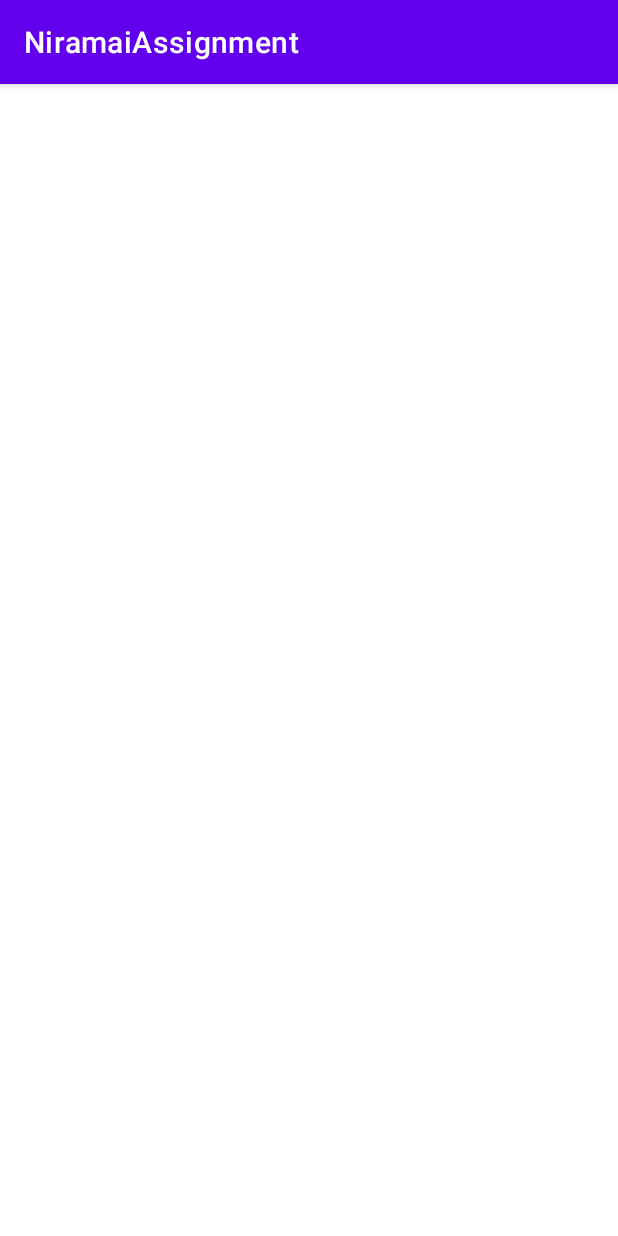
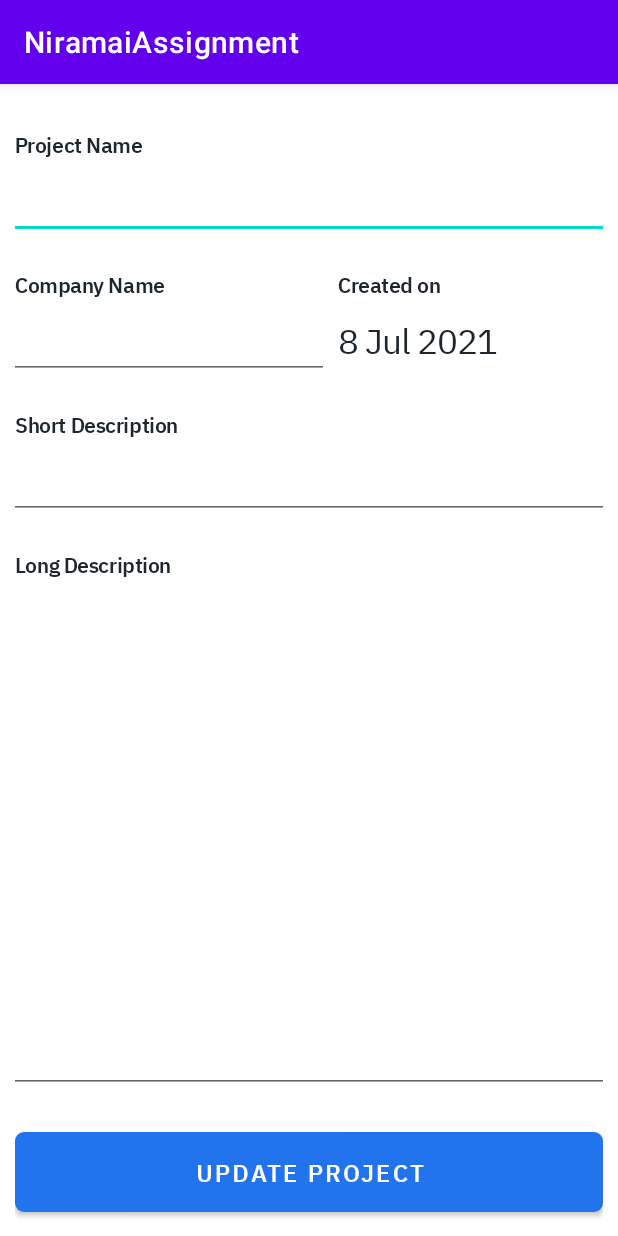
Before and after one commit to mohithaiyappa/NiramaiAssignment, an Android app: the screen it shows after launch (HomeActivity before the commit, UpdateDetailsActivity after it), on a phone screen of 412 x 824 dp. Run offline under Robolectric (Android 15) with nearby library versions, the phone set to English and light mode, and no system bars; our stand-ins replace Room's generated code.

Commit message:
:new: Update project feat added

```diff
--- a/app/build.gradle
+++ b/app/build.gradle
@@ -2,6 +2,7 @@ plugins {
     id 'com.android.application'
     id 'kotlin-android'
     id 'kotlin-kapt'
+    id 'kotlin-parcelize'
 }
 
 android {
@@ -47,6 +48,9 @@ dependencies {
     androidTestImplementation 'androidx.test.ext:junit:1.1.3'
     androidTestImplementation 'androidx.test.espresso:espresso-core:3.4.0'
 
+    def activity_version = "1.2.3"
+    implementation "androidx.activity:activity-ktx:$activity_version"
+
     // Room
     def room_version = "2.3.0"
     implementation "androidx.room:room-runtime:$room_version"
--- a/app/src/main/AndroidManifest.xml
+++ b/app/src/main/AndroidManifest.xml
@@ -10,6 +10,7 @@
         android:roundIcon="@mipmap/ic_launcher_round"
         android:supportsRtl="true"
         android:theme="@style/Theme.NiramaiAssignment">
+        <activity android:name=".ui.updatedetails.UpdateDetailsActivity"></activity>
         <activity android:name=".ui.HomeActivity">
             <intent-filter>
                 <action android:name="android.intent.action.MAIN" />
--- a/app/src/main/java/com/example/niramaiassignment/data/Project.kt
+++ b/app/src/main/java/com/example/niramaiassignment/data/Project.kt
@@ -1,13 +1,16 @@
 package com.example.niramaiassignment.data
 
+import android.os.Parcelable
 import androidx.room.*
+import kotlinx.parcelize.Parcelize
 import java.util.Date
 
 @Entity
+@Parcelize
 data class Project(
 
     @PrimaryKey(autoGenerate = true)
-    val uid: Long,
+    val uid: Long = 0,
 
     @ColumnInfo(name = "project_name")
     var projectName : String? = null,
@@ -23,7 +26,7 @@ data class Project(
 
     @ColumnInfo(name = "date_of_creation")
     var dateOfCreation  : Date? = null
-) {
+) : Parcelable {
     @Dao
     interface ProjectDao{
 
--- a/app/src/main/java/com/example/niramaiassignment/ui/HomeActivity.kt
+++ b/app/src/main/java/com/example/niramaiassignment/ui/HomeActivity.kt
@@ -1,10 +1,12 @@
 package com.example.niramaiassignment.ui
 
+import android.content.Intent
 import androidx.appcompat.app.AppCompatActivity
 import android.os.Bundle
 import androidx.recyclerview.widget.LinearLayoutManager
 import androidx.recyclerview.widget.RecyclerView
 import com.example.niramaiassignment.databinding.ActivityMainBinding
+import com.example.niramaiassignment.ui.updatedetails.UpdateDetailsActivity
 
 class HomeActivity : AppCompatActivity() {
 
@@ -22,5 +24,8 @@ class HomeActivity : AppCompatActivity() {
         // setup recyclerview
         projectRecyclerView.layoutManager = LinearLayoutManager(this)
         projectRecyclerView.adapter = ProjectsAdapter(context = this, projects = emptyList())
+
+        val i = Intent(this, UpdateDetailsActivity::class.java)
+        startActivity(i)
     }
 }
--- /dev/null
+++ b/app/src/main/java/com/example/niramaiassignment/ui/updatedetails/UpdateDetailsActivity.kt
@@ -0,0 +1,98 @@
+package com.example.niramaiassignment.ui.updatedetails
+
+import androidx.appcompat.app.AppCompatActivity
+import android.os.Bundle
+import android.view.View
+import android.widget.Button
+import android.widget.EditText
+import android.widget.TextView
+import androidx.activity.viewModels
+import com.example.niramaiassignment.NiramaiApplication
+import com.example.niramaiassignment.data.Project
+import com.example.niramaiassignment.databinding.ActivityUpdateDetailsBinding
+import com.example.niramaiassignment.utils.removeHorizontalInsets
+import com.google.android.material.datepicker.MaterialDatePicker
+import java.text.SimpleDateFormat
+import java.util.Date
+
+class UpdateDetailsActivity : AppCompatActivity() {
+
+    private lateinit var binding : ActivityUpdateDetailsBinding
+    private val viewModel: UpdateDetailsViewModel by viewModels()
+
+    private val projectName: EditText
+        get() = binding.etProjectName
+    private val companyName: EditText
+        get() = binding.etCompanyName
+    private val createdOnDate: TextView
+        get() = binding.textDate
+    private val shortDesc: EditText
+        get() = binding.etShortDesc
+    private val longDesc: EditText
+        get() = binding.etLongDesc
+    private val updateProject: Button
+        get() = binding.updateProject
+
+    private val datePicker =
+        MaterialDatePicker.Builder.datePicker()
+            .setTitleText("Select date")
+            .setSelection(MaterialDatePicker.todayInUtcMilliseconds())
+            .build()
+    private val dateFormat = SimpleDateFormat("d MMM yyyy")
+
+    override fun onCreate(savedInstanceState: Bundle?) {
+        super.onCreate(savedInstanceState)
+
+        binding = ActivityUpdateDetailsBinding.inflate(layoutInflater)
+        setContentView(binding.root)
+
+        viewModel.project = intent.getParcelableExtra("project") ?: Project()
+        viewModel.database = (applicationContext as NiramaiApplication).database
+        updateUi()
+
+        viewModel.isUpdateSuccessful.observe(this){ updateSuccessful ->
+            // finish activity on update
+            if (updateSuccessful)
+                this.finish()
+        }
+
+        // remove insets so text aligns to label
+        projectName.removeHorizontalInsets()
+        companyName.removeHorizontalInsets()
+        shortDesc.removeHorizontalInsets()
+        longDesc.removeHorizontalInsets()
+
+        createdOnDate.setOnClickListener (this::onCreatedOnDateClicked)
+        updateProject.setOnClickListener (this::updateProject)
+        datePicker.addOnPositiveButtonClickListener (this::onDateSelected)
+    }
+
+    //region Listeners
+    private fun onCreatedOnDateClicked(view: View){
+        datePicker.show(supportFragmentManager,"DatePicker")
+    }
+    private fun onDateSelected(time: Long){
+        val selected = Date(time)
+        createdOnDate.text = dateFormat.format(selected)
+        viewModel.project?.dateOfCreation = selected
+    }
+    private fun updateProject(view: View){
+        viewModel.project?.let { project->
+            //date is added to view model on successful date select
+            //add values in edit text to project
+            project.projectName = projectName.text.toString()
+            project.companyName = companyName.text.toString()
+            project.shortDescription = shortDesc.text.toString()
+            project.longDescription = longDesc.text.toString()
+        }
+        viewModel.update()
+    }
+    //endregion
+    private fun updateUi(){
+        projectName.setText(viewModel.project?.projectName)
+        companyName.setText(viewModel.project?.companyName)
+        shortDesc.setText(viewModel.project?.shortDescription)
+        longDesc.setText(viewModel.project?.longDescription)
+        createdOnDate.text = dateFormat.format(viewModel.project?.dateOfCreation ?: Date())
+    }
+}
--- /dev/null
+++ b/app/src/main/java/com/example/niramaiassignment/ui/updatedetails/UpdateDetailsViewModel.kt
@@ -0,0 +1,34 @@
+package com.example.niramaiassignment.ui.updatedetails
+
+import androidx.lifecycle.LiveData
+import androidx.lifecycle.MutableLiveData
+import androidx.lifecycle.ViewModel
+import androidx.lifecycle.viewModelScope
+import com.example.niramaiassignment.data.Project
+import com.example.niramaiassignment.database.AppDatabase
+import kotlinx.coroutines.Dispatchers
+import kotlinx.coroutines.launch
+import kotlinx.coroutines.withContext
+
+class UpdateDetailsViewModel : ViewModel() {
+
+    var project: Project? = null
+    var database: AppDatabase? = null
+
+    private val _isUpdateSuccessful: MutableLiveData<Boolean> = MutableLiveData(false)
+    val isUpdateSuccessful: LiveData<Boolean>
+        get() = _isUpdateSuccessful
+
+    fun update(){
+        viewModelScope.launch {
+            writeToDb()
+        }
+    }
+    private suspend fun writeToDb(){
+        withContext(Dispatchers.IO){
+            project?.let { proj ->
+                database?.projectDao()?.addProject(proj)
+            }
+        }
+    }
+}
--- /dev/null
+++ b/app/src/main/java/com/example/niramaiassignment/utils/ViewExtFuns.kt
@@ -0,0 +1,31 @@
+package com.example.niramaiassignment.utils
+
+import android.graphics.Rect
+import android.graphics.drawable.InsetDrawable
+import android.widget.EditText
+
+//EditText
+fun EditText.removeHorizontalInsets(): EditText {
+    if(background is InsetDrawable){
+        val insetDrawable = background as InsetDrawable
+        val originalDrawable = insetDrawable.drawable!!
+        val insetDrawablePadding = Rect()
+        insetDrawable.getPadding(insetDrawablePadding)
+        val originalDrawablePadding = Rect()
+        originalDrawable.getPadding(originalDrawablePadding)
+
+        // We subtract original padding dimensions from inset drawable padding dimensions.
+        // We assume that padding is calculated by summing original drawable padding
+        // and inset drawable insets. So to retrieve only insets we have to perform subtraction
+        val insetDrawableInsets = Rect(
+            insetDrawablePadding.left - originalDrawablePadding.left,
+            insetDrawablePadding.top - originalDrawablePadding.top,
+            insetDrawablePadding.right - originalDrawablePadding.right,
+            insetDrawablePadding.bottom - originalDrawablePadding.bottom)
+        // Remove side spacing from editText background to make it fit fully into layout width
+        background = InsetDrawable(
+            originalDrawable,
+            0, insetDrawablePadding.top, 0, insetDrawableInsets.bottom)
+    }
+    return this
+}
--- /dev/null
+++ b/app/src/main/res/layout/activity_update_details.xml
@@ -0,0 +1,127 @@
+<?xml version="1.0" encoding="utf-8"?>
+<androidx.constraintlayout.widget.ConstraintLayout xmlns:android="http://schemas.android.com/apk/res/android"
+    xmlns:app="http://schemas.android.com/apk/res-auto"
+    xmlns:tools="http://schemas.android.com/tools"
+    android:layout_width="match_parent"
+    android:layout_height="match_parent"
+    android:padding="10dp"
+    tools:context=".ui.updatedetails.UpdateDetailsActivity">
+
+    <TextView
+        android:id="@+id/labelProjectName"
+        style="@style/TextViewHeader4"
+        android:layout_width="wrap_content"
+        android:layout_marginTop="20dp"
+        android:layout_height="wrap_content"
+        android:text="@string/project_name"
+        app:layout_constraintStart_toStartOf="parent"
+        app:layout_constraintTop_toTopOf="parent" />
+
+    <EditText
+        android:id="@+id/etProjectName"
+        style="@style/EditText1"
+        android:layout_width="match_parent"
+        android:layout_height="wrap_content"
+        app:layout_constraintTop_toBottomOf="@id/labelProjectName" />
+
+    <TextView
+        android:id="@+id/labelCompanyName"
+        style="@style/TextViewHeader4"
+        android:layout_marginTop="20dp"
+        android:layout_width="wrap_content"
+        android:layout_height="wrap_content"
+        android:text="@string/company_name"
+        app:layout_constraintStart_toStartOf="parent"
+        app:layout_constraintTop_toBottomOf="@id/etProjectName" />
+
+    <EditText
+        android:id="@+id/etCompanyName"
+        style="@style/EditText1"
+        android:layout_width="0dp"
+        android:layout_height="wrap_content"
+        android:layout_marginEnd="10dp"
+        app:layout_constraintTop_toBottomOf="@id/labelCompanyName"
+        app:layout_constraintStart_toStartOf="parent"
+        app:layout_constraintEnd_toStartOf="@id/guideVertical"/>
+
+    <TextView
+        android:id="@+id/labelDate"
+        style="@style/TextViewHeader4"
+        android:layout_width="wrap_content"
+        android:layout_height="wrap_content"
+        android:text="@string/created_on"
+        app:layout_constraintBottom_toBottomOf="@id/labelCompanyName"
+        app:layout_constraintStart_toEndOf="@id/guideVertical"
+        app:layout_constraintTop_toTopOf="@id/labelCompanyName" />
+
+    <TextView
+        android:id="@+id/textDate"
+        style="@style/TextViewDate"
+        android:layout_width="0dp"
+        android:text="date"
+        android:layout_height="wrap_content"
+        app:layout_constraintEnd_toEndOf="parent"
+        android:gravity="start|center_vertical"
+        app:layout_constraintStart_toEndOf="@id/guideVertical"
+        app:layout_constraintTop_toBottomOf="@id/labelDate"
+        app:layout_constraintBottom_toBottomOf="@id/etCompanyName"/>
+
+    <TextView
+        android:id="@+id/labelShortDesc"
+        style="@style/TextViewHeader4"
+        android:layout_width="wrap_content"
+        android:layout_marginTop="20dp"
+        android:layout_height="wrap_content"
+        android:text="@string/short_description"
+        app:layout_constraintStart_toStartOf="parent"
+        app:layout_constraintTop_toBottomOf="@id/etCompanyName" />
+
+    <EditText
+        android:id="@+id/etShortDesc"
+        style="@style/EditText1"
+        android:layout_width="match_parent"
+        android:layout_height="wrap_content"
+        app:layout_constraintTop_toBottomOf="@id/labelShortDesc" />
+
+    <TextView
+        android:id="@+id/labelLongDesc"
+        style="@style/TextViewHeader4"
+        android:layout_width="wrap_content"
+        android:layout_marginTop="20dp"
+        android:layout_height="wrap_content"
+        android:text="@string/long_description"
+        app:layout_constraintStart_toStartOf="parent"
+        app:layout_constraintTop_toBottomOf="@id/etShortDesc" />
+
+    <EditText
+        android:id="@+id/etLongDesc"
+        style="@style/EditText1"
+        android:layout_width="match_parent"
+        android:layout_height="0dp"
+        android:gravity="start|top"
+        app:layout_constraintTop_toBottomOf="@id/labelLongDesc"
+        app:layout_constraintBottom_toTopOf="@id/updateProject"/>
+
+    <com.google.android.material.button.MaterialButton
+        android:id="@+id/updateProject"
+        style="@style/BlueButton"
+        android:layout_width="match_parent"
+        android:layout_height="0dp"
+        android:layout_marginTop="20dp"
+        android:layout_marginBottom="0dp"
+        android:text="@string/update_project"
+        app:layout_constraintDimensionRatio="5.98"
+        app:layout_constraintEnd_toEndOf="parent"
+        app:layout_constraintStart_toStartOf="parent"
+        app:layout_constraintTop_toBottomOf="@+id/etLongDesc"
+        app:layout_constraintBottom_toBottomOf="parent"
+        app:rippleColor="@color/white" />
+
+    <androidx.constraintlayout.widget.Guideline
+        android:id="@+id/guideVertical"
+        android:layout_width="wrap_content"
+        android:layout_height="wrap_content"
+        android:orientation="vertical"
+        app:layout_constraintGuide_percent="0.55" />
+
+</androidx.constraintlayout.widget.ConstraintLayout>
--- a/app/src/main/res/values/colors.xml
+++ b/app/src/main/res/values/colors.xml
@@ -7,4 +7,17 @@
     <color name="teal_700">#FF018786</color>
     <color name="black">#FF000000</color>
     <color name="white">#FFFFFFFF</color>
+
+
+    <color name="royalBlue">#2174EE</color>         <!-- button background  -->
+    <color name="ebonyClay">#1D252D</color>         <!-- black used in project  -->
+    <color name="nepal">#8BA6C1</color>
+    <color name="bismark">#506D85</color>           <!-- unselected filter button text color    -->
+    <color name="catskillWhite">#F5F8FA</color>     <!-- unselected filter button background color  -->
+    <color name="mountainMeadow">#11BF80</color>    <!-- success green  -->
+    <color name="mystic">#DDE5ED</color>            <!-- white text on dark background that shouldn't standout  -->
+    <color name="dodgerBlue">#399FFA</color>
+    <color name="scienceBlue">#0A56C7</color>
+    <color name="selectiveYellow">#FFB400</color>
+    <color name="flushOrange">#FF7D00</color>
 </resources>
--- a/app/src/main/res/values/strings.xml
+++ b/app/src/main/res/values/strings.xml
@@ -2,4 +2,8 @@
     <string name="app_name">NiramaiAssignment</string>
     <string name="project_name">Project Name</string>
     <string name="created_on">Created on</string>
+    <string name="company_name">Company Name</string>
+    <string name="short_description">Short Description</string>
+    <string name="update_project">UPDATE PROJECT</string>
+    <string name="long_description">Long Description</string>
 </resources>
--- /dev/null
+++ b/app/src/main/res/values/themed_widgets.xml
@@ -0,0 +1,34 @@
+<?xml version="1.0" encoding="utf-8"?>
+<resources>
+
+    <style name="TextViewHeader4" parent="Widget.MaterialComponents.TextView">
+        <item name="fontFamily">@font/ibm_plex_sans_semi_bold</item>
+        <item name="android:textSize">14sp</item>
+        <item name="android:textColor">@color/ebonyClay</item>
+        <item name="android:letterSpacing">-0.02</item>
+    </style>
+    <style name="TextViewDate" parent="Widget.MaterialComponents.TextView">
+        <item name="fontFamily">@font/ibm_plex_sans</item>
+        <item name="android:textSize">23sp</item>
+        <item name="android:textColor">@color/ebonyClay</item>
+        <item name="android:textColorHint">@color/nepal</item>
+        <item name="android:letterSpacing">-0.03</item>
+        <item name="android:lineSpacingExtra">12.5sp</item>
+    </style>
+    <style name="EditText1" parent="Widget.AppCompat.EditText">
+        <item name="fontFamily">@font/ibm_plex_sans</item>
+        <item name="android:textSize">23sp</item>
+        <item name="android:textColor">@color/ebonyClay</item>
+        <item name="android:textColorHint">@color/nepal</item>
+        <item name="android:letterSpacing">-0.03</item>
+        <item name="android:lineSpacingExtra">12.5sp</item>
+    </style>
+    <style name="BlueButton" parent="TextAppearance.MaterialComponents.Button">
+        <item name="fontFamily">@font/ibm_plex_sans_semi_bold</item>
+        <item name="android:textSize">16sp</item>
+        <item name="android:textColor">@color/white</item>
+        <item name="android:gravity">center</item>
+        <item name="cornerRadius">6dp</item>
+        <item name="backgroundTint">@color/royalBlue</item>
+    </style>
+</resources>
```
Also changed, not shown: app/src/main/res/font/ibm_plex_sans.ttf (added), app/src/main/res/font/ibm_plex_sans_bold.ttf (added), app/src/main/res/font/ibm_plex_sans_medium.ttf (added), app/src/main/res/font/ibm_plex_sans_medium_italic.ttf (added), app/src/main/res/font/ibm_plex_sans_semi_bold.ttf (added).
